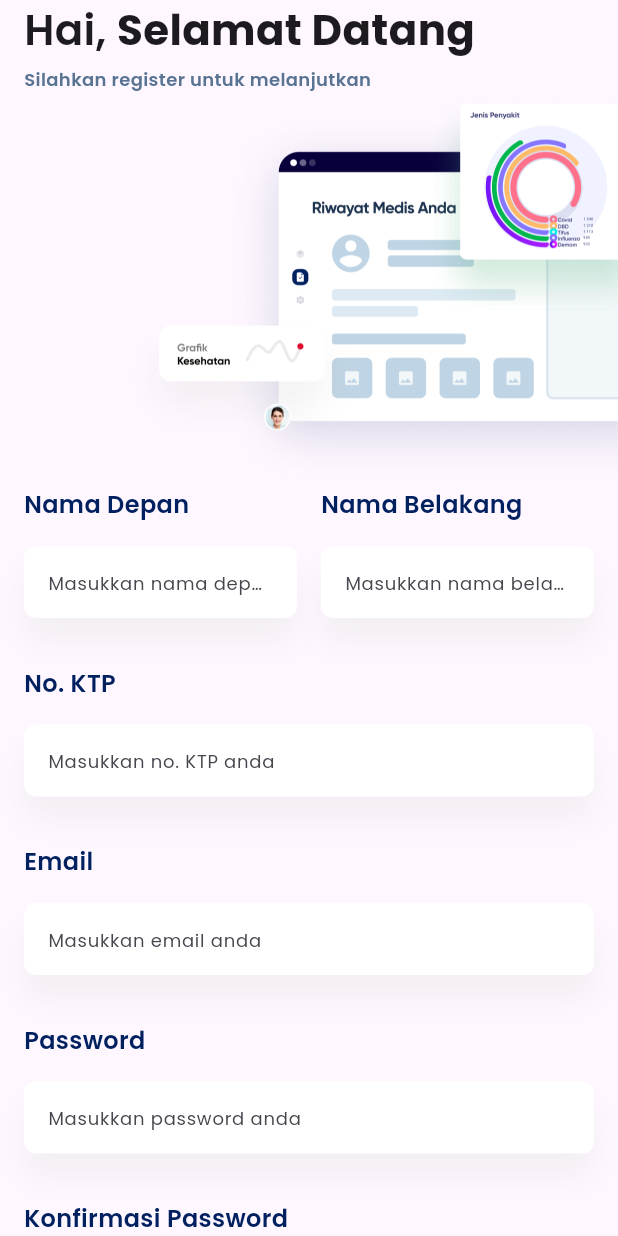
After one commit to hamcuks/vascomm-test, a Flutter app: the screen it shows after launch, after a tap on "Daftar sekarang", on a phone screen of 412 x 824 dp. The commit adds this screen. Run offline on Flutter 3.47's test engine with Material 3 defaults, Android fonts, the phone set to English and light mode, and no system bars; our stand-ins replace flutter_svg, google_fonts.

Commit message:
feat(view): add register view

```diff
--- a/lib/features/authentication/presentation/views/login_view.dart
+++ b/lib/features/authentication/presentation/views/login_view.dart
@@ -2,6 +2,7 @@ import 'package:flutter/material.dart';
 import 'package:flutter/widgets.dart';
 import 'package:flutter_svg/svg.dart';
 import 'package:google_fonts/google_fonts.dart';
+import 'package:vascomm_test/features/authentication/presentation/views/register_view.dart';
 import 'package:vascomm_test/shared/presentation/widgets/app_button.dart';
 import 'package:vascomm_test/shared/presentation/widgets/app_input_form.dart';
 
@@ -81,9 +82,10 @@ class LoginView extends StatelessWidget {
                           ),
                           const SizedBox(height: 40),
                           AppButton(
-                            title: 'Next',
+                            title: 'Login',
                             icon: SvgPicture.asset(
-                                'assets/icons/chevron-right.svg'),
+                              'assets/icons/chevron-right.svg',
+                            ),
                             onPressed: () {},
                           ),
                         ],
@@ -104,11 +106,21 @@ class LoginView extends StatelessWidget {
                           ),
                         ),
                         const SizedBox(width: 8),
-                        Text(
-                          'Daftar sekarang',
-                          style: GoogleFonts.poppins(
-                            fontWeight: FontWeight.w600,
-                            fontSize: 14,
+                        GestureDetector(
+                          onTap: () {
+                            Navigator.push(
+                              context,
+                              MaterialPageRoute(
+                                builder: (context) => const RegisterView(),
+                              ),
+                            );
+                          },
+                          child: Text(
+                            'Daftar sekarang',
+                            style: GoogleFonts.poppins(
+                              fontWeight: FontWeight.w600,
+                              fontSize: 14,
+                            ),
                           ),
                         ),
                       ],
--- /dev/null
+++ b/lib/features/authentication/presentation/views/register_view.dart
@@ -0,0 +1,173 @@
+import 'package:flutter/material.dart';
+import 'package:flutter_svg/svg.dart';
+import 'package:google_fonts/google_fonts.dart';
+import 'package:vascomm_test/shared/presentation/widgets/app_button.dart';
+import 'package:vascomm_test/shared/presentation/widgets/app_input_form.dart';
+
+class RegisterView extends StatelessWidget {
+  const RegisterView({super.key});
+
+  @override
+  Widget build(BuildContext context) {
+    return Scaffold(
+      body: SafeArea(
+        child: ListView(
+          children: [
+            Padding(
+              padding: const EdgeInsets.symmetric(horizontal: 16),
+              child: Column(
+                crossAxisAlignment: CrossAxisAlignment.start,
+                children: [
+                  /// Greeting Text
+                  Row(
+                    children: [
+                      Text(
+                        'Hai, ',
+                        style: GoogleFonts.poppins(
+                          fontWeight: FontWeight.w600,
+                          fontSize: 28,
+                        ),
+                      ),
+                      Text(
+                        'Selamat Datang',
+                        style: GoogleFonts.poppins(
+                          fontWeight: FontWeight.bold,
+                          fontSize: 28,
+                        ),
+                      ),
+                    ],
+                  ),
+                  const SizedBox(height: 4),
+                  Text(
+                    'Silahkan register untuk melanjutkan',
+                    style: GoogleFonts.poppins(
+                      fontWeight: FontWeight.w600,
+                      fontSize: 12,
+                      color: const Color(0xFF597393),
+                    ),
+                  ),
+                ],
+              ),
+            ),
+
+            /// Hero image: Medical record illustration
+            Align(
+              alignment: Alignment.centerRight,
+              child: Image.asset(
+                'assets/images/medical-record-illus.png',
+                scale: 3,
+              ),
+            ),
+
+            Padding(
+              padding: const EdgeInsets.symmetric(horizontal: 16),
+              child: Column(
+                children: [
+                  /// Login Form
+                  Form(
+                    child: Column(
+                      children: [
+                        const Row(
+                          children: [
+                            Flexible(
+                              child: AppInputForm(
+                                title: 'Nama Depan',
+                                hintText: 'Masukkan nama depan anda',
+                              ),
+                            ),
+                            SizedBox(width: 16),
+                            Flexible(
+                              child: AppInputForm(
+                                title: 'Nama Belakang',
+                                hintText: 'Masukkan nama belakang anda',
+                              ),
+                            ),
+                          ],
+                        ),
+                        const SizedBox(height: 32),
+                        const AppInputForm(
+                          title: 'No. KTP',
+                          hintText: 'Masukkan no. KTP anda',
+                        ),
+                        const SizedBox(height: 32),
+                        const AppInputForm(
+                          title: 'Email',
+                          hintText: 'Masukkan email anda',
+                        ),
+                        const SizedBox(height: 32),
+                        const AppInputForm(
+                          title: 'Password',
+                          hintText: 'Masukkan password anda',
+                        ),
+                        const SizedBox(height: 32),
+                        const AppInputForm(
+                          title: 'Konfirmasi Password',
+                          hintText: 'Masukkan konfirmasi password anda',
+                        ),
+                        const SizedBox(height: 32),
+                        AppButton(
+                          title: 'Register',
+                          icon: SvgPicture.asset(
+                            'assets/icons/chevron-right.svg',
+                          ),
+                          onPressed: () {},
+                        ),
+                      ],
+                    ),
+                  ),
+                  const SizedBox(height: 30),
+
+                  /// User auth option(s)
+                  Row(
+                    mainAxisAlignment: MainAxisAlignment.center,
+                    children: [
+                      Text(
+                        'Sudah punya akun ?',
+                        style: GoogleFonts.poppins(
+                          fontWeight: FontWeight.w400,
+                          fontSize: 14,
+                          color: const Color(0xFFBEBEBE),
+                        ),
+                      ),
+                      const SizedBox(width: 8),
+                      GestureDetector(
+                        onTap: () {
+                          Navigator.pop(context);
+                        },
+                        child: Text(
+                          'Login sekarang',
+                          style: GoogleFonts.poppins(
+                            fontWeight: FontWeight.w600,
+                            fontSize: 14,
+                          ),
+                        ),
+                      ),
+                    ],
+                  ),
+                  const SizedBox(height: 40),
+
+                  /// Copyright text
+                  Row(
+                    mainAxisAlignment: MainAxisAlignment.center,
+                    children: [
+                      SvgPicture.asset('assets/icons/copyright-ic.svg'),
+                      const SizedBox(width: 4),
+                      Text(
+                        'SILK. all right reserved.',
+                        style: GoogleFonts.poppins(
+                          fontWeight: FontWeight.w400,
+                          fontSize: 12,
+                          color: const Color(0xFFBEBEBE),
+                        ),
+                      ),
+                    ],
+                  ),
+                ],
+              ),
+            )
+          ],
+        ),
+      ),
+    );
+  }
+}
```
